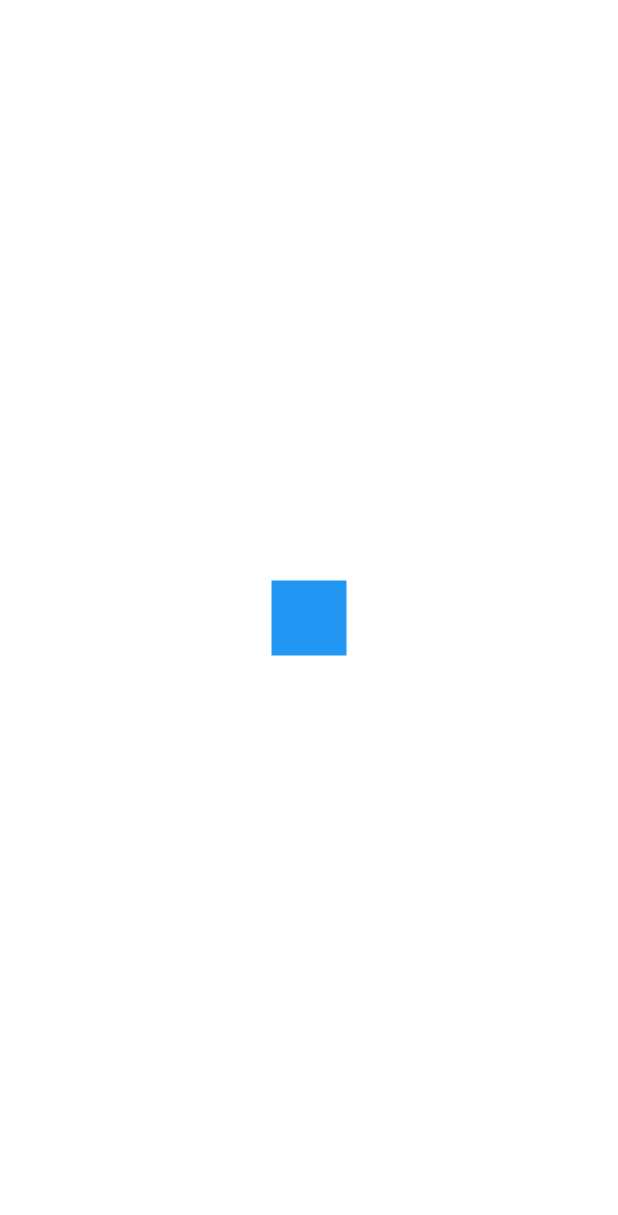
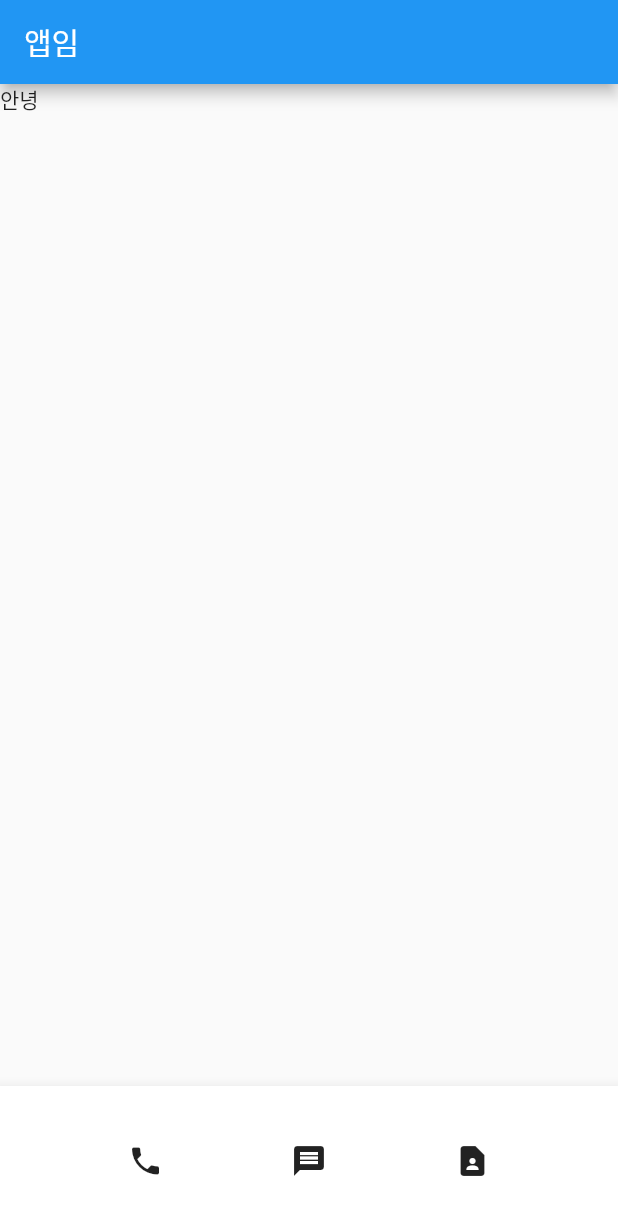
Before and after one commit to zhwltlr/flutter_contact, a Flutter app: the screen it shows after launch, on a phone screen of 412 x 824 dp. Shown: the top 1215 px of the screen. Run offline on Flutter 3.47's test engine with Material 2 defaults, Android fonts, the phone set to English and light mode, and no system bars.

Commit message:
use scaffold

```diff
--- a/analysis_options.yaml
+++ b/analysis_options.yaml
@@ -25,6 +25,7 @@
     avoid_print: false
     prefer_typing_uninitialized_variables: false
     prefer_const_constructors_in_immutables: false
+    prefer_const_literals_to_create_immutables: false
 
     # avoid_print: false  # Uncomment to disable the `avoid_print` rule
     # prefer_single_quotes: true  # Uncomment to enable the `prefer_single_quotes` rule
--- a/lib/main.dart
+++ b/lib/main.dart
@@ -12,8 +12,22 @@
   @override
   Widget build(BuildContext context) {
     return MaterialApp(
-      home: Center(
-        child: Container( width: 50, height: 50, color: Colors.blue),
+      home: Scaffold(
+        appBar: AppBar(title: Text('앱임'),),
+        body: Text('안녕'),
+        bottomNavigationBar: BottomAppBar(
+          child: SizedBox(
+            height: 100,
+            child: Row(
+              mainAxisAlignment: MainAxisAlignment.spaceEvenly,
+              children: [
+                Icon(Icons.phone),
+                Icon(Icons.message),
+                Icon(Icons.contact_page),
+            ],
+          ),
+        ),
+      ),
       )
     );
   }
```
